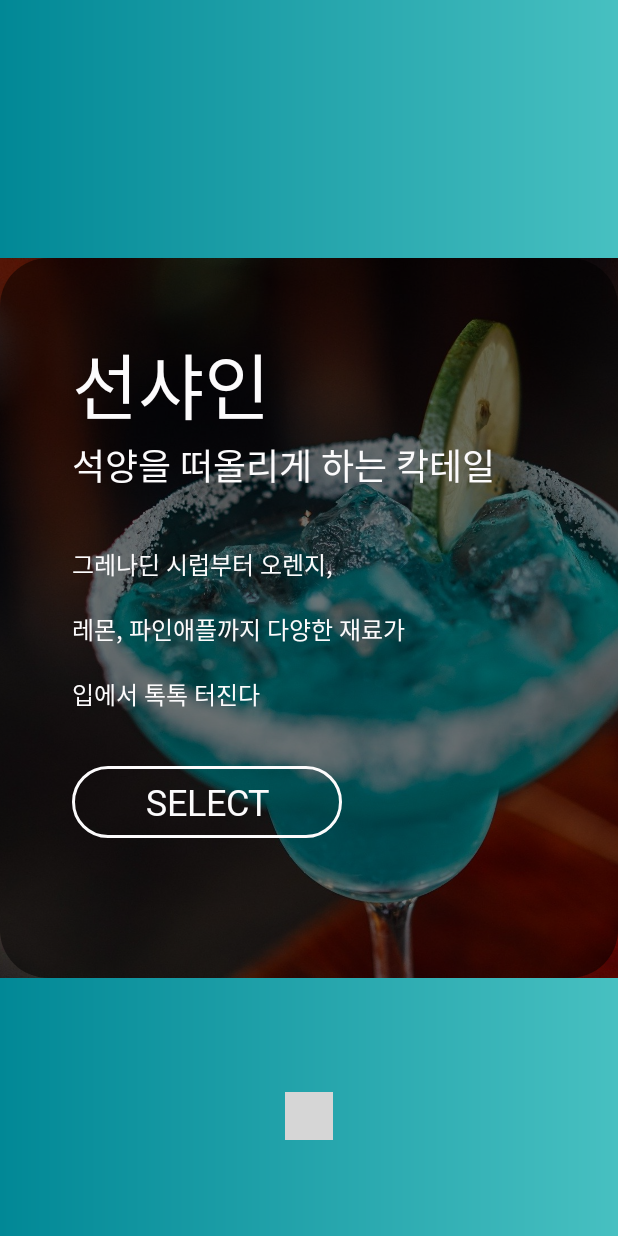
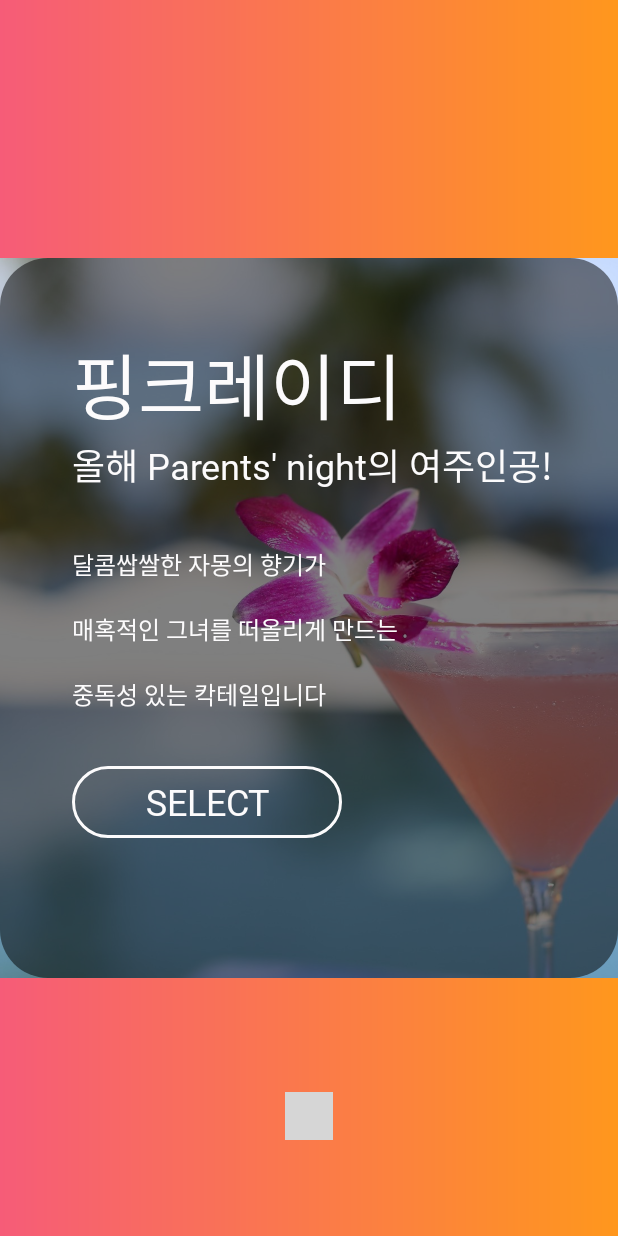
Before and after one commit to code-panic/Cocktail-Machine, an Android app: the screen it shows after launch (MainActivity), on a phone screen of 412 x 824 dp. Run offline under Robolectric (Android 15) with nearby library versions, the phone set to English and light mode, and no system bars; plain views replace PageIndicatorView; grey boxes are pictures that could not be loaded.

Commit message:
더미파일추가

```diff
--- a/CocktailMobileApp/app/src/main/java/com/example/administrator/cocktailmobileapp/SlideAdapter.java
+++ b/CocktailMobileApp/app/src/main/java/com/example/administrator/cocktailmobileapp/SlideAdapter.java
@@ -1,6 +1,5 @@
 package com.example.administrator.cocktailmobileapp;
 
-import android.graphics.drawable.GradientDrawable;
 import android.support.v4.app.Fragment;
 import android.support.v4.app.FragmentManager;
 import android.support.v4.app.FragmentPagerAdapter;
@@ -12,65 +11,82 @@ public class SlideAdapter extends FragmentPagerAdapter {
         super(fm);
     }
 
+    /*
+    *
+    * 칵테일이 무엇으로 만들어졌는지만 간략하게 3줄로 설명해주세요
+    *
+    * */
+
     @Override
     public Fragment getItem(int pos) {
         switch (pos) {
             case 0:
                 return SlideFragment.createSlideFragment(
-                        "선샤인",
-                        "석양을 떠올리게 하는 칵테일",
-                        "그레나딘 시럽부터 오렌지,\n" +
-                                "레몬, 파인애플까지 다양한 재료가\n" +
-                                "입에서 톡톡 터진다",
-                        R.drawable.image_sunshine,
-                        R.color.colorSunshineLight,
-                        R.color.colorSunshineDark,
+                        "핑크레이디",
+                        "올해 Parents' night의 여주인공!",
+                        "달콤쌉쌀한 자몽의 향기가\n" +
+                                "매혹적인 그녀를 떠올리게 만드는\n" +
+                                "중독성 있는 칵테일입니다",
+                        R.drawable.image_cocktail_pink,
+                        R.color.colorPink255,
+                        R.color.colorOrange255,
                         pos);
             case 1:
                 return SlideFragment.createSlideFragment(
-                        "모히또",
-                        "어니스트 헤밍웨이가 사랑한 칵테일",
-                        "쿠바에서 만들어진 칵테일로\n" +
-                                "달콤한 사이다와 상큼한 라임과 레몬의 배합이\n" +
-                                "청럄하고 산뜻한 맛을 선사한다",
-                        R.drawable.image_mojito,
-                        R.color.colorMojitoLight,
-                        R.color.colorMojitoDark,
+                        "선라이즈",
+                        "아아~ 이것이 청춘이다",
+                        "맨발로 석양 아래를 뛰어다니는\n" +
+                                "청춘만화의 주인공처럼 망고와 자몽으로 만든\n" +
+                                "맛나는 칵테일을 마셔보는 건 어때요?",
+                        R.drawable.image_cockail_orange,
+                        R.color.colorOrange255,
+                        R.color.colorYellow255,
                         pos);
 
             case 2:
                 return SlideFragment.createSlideFragment(
-                        "피나콜라다",
-                        "스페인어로 파인애플이 무성한 언덕",
-                        "파인애플과 콜라다믹스의\n" +
-                                "달달한 배합이 은은하게 입에\n" +
-                                "퍼지는 칵테일이다",
-                        R.drawable.image_pinacolada,
-                        R.color.colorPinacoladaLight,
-                        R.color.colorPinacoladaDark,
+                        "파인망고",
+                        "하와이 가면 이거 있을껄요?",
+                        "망고, 오렌지, 레몬으로\n" +
+                                "만든 칵테일로 하와이에서 휴가 보내는\n" +
+                                "기분을 느껴보는 건 어떨까요?",
+                        R.drawable.image_cocktail_yellow,
+                        R.color.colorYellow255,
+                        R.color.colorBlue255,
                         pos);
 
             case 3:
                 return SlideFragment.createSlideFragment(
-                        "선라이즈",
-                        "석양을 떠올리게 하는 칵테일",
-                        "그레나딘 시럽 위로\n" +
-                                "쌓여진 오렌지의 그라데이션을 보며\n" +
-                                "마실수록 다른 맛을 느낄 수 있다",
-                        R.drawable.image_sunrise,
-                        R.color.colorSunriseLight,
-                        R.color.colorSunriseDark,
+                        "푸른눈동자",
+                        "오늘 하루 장범준 flex~",
+                        "흔들리는 푸른눈동자 속에서\n" +
+                                "너의 블루레몬이 느껴진거야~\n" +
+                                "오버플로우 포장마차에서 칵테일 한 잔?",
+                        R.drawable.image_cocktail_blue,
+                        R.color.colorBlue255,
+                        R.color.colorPurple255,
                         pos);
             case 4:
                 return SlideFragment.createSlideFragment(
-                        "신데렐라",
-                        "일상을 동화처럼 바꾸는 칵테일",
-                        "레몬, 오렌지, 파인애플의\n" +
-                                "강렬한 조합이 입과 목구멍을\n" +
-                                "강타하는 강렬한 칵테일이다",
-                        R.drawable.image_cinderella,
-                        R.color.colorCinderellaLight,
-                        R.color.colorCinderellaDark,
+                        "아기상어",
+                        "아기상어~ 뚜뚜뚜뚜뚜",
+                        "자몽~ 뚜뚜뚜뚜뚜뚜\n" +
+                                "블루레몬~ 뚜뚜뚜뚜뚜뚜\n" +
+                                "맛있어 ~ 뚜뚜뚜뚜뚜뚜",
+                        R.drawable.image_cocktail_purple,
+                        R.color.colorPurple255,
+                        R.color.colorGray255,
+                        pos);
+            case 5:
+                return SlideFragment.createSlideFragment(
+                        "오버플로우",
+                        "OVERFLOW의 야심작!!!",
+                        "오버플로우 부원들이\n" +
+                                "특별히 엄선한 칵테일이죠\n" +
+                                "혀 버려도 책임 안 집니다ㅋㅋㅋ",
+                        R.drawable.image_cocktail_black,
+                        R.color.colorGray255,
+                        R.color.colorBlack255,
                         pos);
         }
 
@@ -79,6 +95,6 @@ public class SlideAdapter extends FragmentPagerAdapter {
 
     @Override
     public int getCount() {
-        return 5;
+        return 6;
     }
 }
--- a/CocktailMobileApp/app/src/main/java/com/example/administrator/cocktailmobileapp/SlideFragment.java
+++ b/CocktailMobileApp/app/src/main/java/com/example/administrator/cocktailmobileapp/SlideFragment.java
@@ -61,7 +61,7 @@ public class SlideFragment extends Fragment {
         mDesciption.setText(bundle.getString("description"));
         mCardImage.setImageDrawable(getRoundedBitmap(bundle.getInt("imageID")));
 
-        GradientDrawable gradientDrawable = new GradientDrawable(GradientDrawable.Orientation.RIGHT_LEFT, new int[] {getResources().getColor(bundle.getInt("gradientStartColor")), getResources().getColor(bundle.getInt("gradientEndColor"))});
+        GradientDrawable gradientDrawable = new GradientDrawable(GradientDrawable.Orientation.LEFT_RIGHT, new int[] {getResources().getColor(bundle.getInt("gradientStartColor")), getResources().getColor(bundle.getInt("gradientEndColor"))});
         gradientDrawable.setCornerRadius(0f);
         mBackground.setBackgroundDrawable(gradientDrawable);
 
--- /dev/null
+++ b/CocktailMobileApp/app/src/main/res/drawable/text_button_select.xml
@@ -0,0 +1,8 @@
+<?xml version="1.0" encoding="utf-8"?>
+<selector xmlns:android="http://schemas.android.com/apk/res/android">
+    <item android:state_pressed="false"
+        android:color="@color/colorWhite"/>
+
+    <item android:state_pressed="true"
+        android:color="@color/colorBlack255"/>
+</selector>
--- a/CocktailMobileApp/app/src/main/res/layout/dialog_check.xml
+++ b/CocktailMobileApp/app/src/main/res/layout/dialog_check.xml
@@ -10,8 +10,7 @@
     <TextView
         android:id="@+id/text"
         android:layout_width="match_parent"
-        android:layout_height="wrap_content"
-        android:layout_marginBottom="8dp"
+        android:layout_height="72dp"
         android:fontFamily="@font/spoqa_regular"
         android:text="모히또 칵테일을 만들까요?"
         android:gravity="center"
@@ -36,7 +35,7 @@
 
         <View
             android:layout_width="2dp"
-            android:layout_height="18dp"
+            android:layout_height="24dp"
             android:layout_gravity="center"
             android:background="@color/colorBlack144" />
 
--- a/CocktailMobileApp/app/src/main/res/layout/fragment_slideview.xml
+++ b/CocktailMobileApp/app/src/main/res/layout/fragment_slideview.xml
@@ -27,7 +27,7 @@
             android:layout_width="720dp"
             android:layout_height="match_parent"
             android:scaleType="centerCrop"
-            android:src="@drawable/image_mojito" />
+            android:src="@drawable/image_cocktail_pink" />
 
         <View
             android:layout_width="match_parent"
@@ -54,6 +54,7 @@
                 android:id="@+id/title"
                 android:layout_width="wrap_content"
                 android:layout_height="wrap_content"
+                android:layout_marginBottom="36dp"
                 android:fontFamily="@font/spoqa_regular"
                 android:text="쿠바의 작가가 사랑한 칵테일"
                 android:textColor="@color/colorWhite"
@@ -63,7 +64,7 @@
                 android:id="@+id/description"
                 android:layout_width="wrap_content"
                 android:layout_height="wrap_content"
-                android:layout_marginTop="36dp"
+                android:layout_marginBottom="36dp"
                 android:fontFamily="@font/spoqa_light"
                 android:lineSpacingMultiplier="1.8"
                 android:text="@string/dummy_description"
@@ -74,11 +75,10 @@
                 android:id="@+id/button"
                 android:layout_width="180dp"
                 android:layout_height="48dp"
-                android:layout_marginTop="36dp"
                 android:background="@drawable/background_button_select"
                 android:fontFamily="@font/spoqa_regular"
                 android:text="@string/button_text"
-                android:textColor="@color/colorWhite"
+                android:textColor="@drawable/text_button_select"
                 android:textSize="@dimen/button_text_size" />
         </LinearLayout>
     </RelativeLayout>
--- a/CocktailMobileApp/app/src/main/res/values/colors.xml
+++ b/CocktailMobileApp/app/src/main/res/values/colors.xml
@@ -8,22 +8,25 @@
 
     <color name="colorWhite">#fcfbfc</color>
 
+    <color name="colorPink255">#f65c78</color>
+    <color name="colorPink144">#80f65c78</color>
+
+    <color name="colorOrange255">#ff971d</color>
+    <color name="colorOrange144">#80ff971d</color>
+
+    <color name="colorYellow255">#ffd800</color>
+    <color name="colorYellow144">#80ffd800</color>
+
+    <color name="colorBlue255">#617be3</color>
+    <color name="colorBlue144">#80617be3</color>
+
+    <color name="colorPurple255">#ad62aa</color>
+    <color name="colorPurple144">#80ad62aa</color>
+
+    <color name="colorGray255">#52616b</color>
+    <color name="colorGray144">#8052616b</color>
+
     <color name="colorBlack255">#393E46</color>
     <color name="colorBlack144">#80393E46</color>
     <color name="colorBlack72">#40393E46</color>
-
-    <color name="colorSunshineLight">#47C0C1</color>
-    <color name="colorSunshineDark">#018896</color>
-
-    <color name="colorMojitoLight">#E7E8BC</color>
-    <color name="colorMojitoDark">#D7DC85</color>
-
-    <color name="colorPinacoladaLight">#EFD2B4</color>
-    <color name="colorPinacoladaDark">#C18E33</color>
-
-    <color name="colorSunriseLight">#feca05</color>
-    <color name="colorSunriseDark">#fa5a06</color>
-
-    <color name="colorCinderellaLight">#B68403</color>
-    <color name="colorCinderellaDark">#780212</color>
 </resources>
```
Also changed, not shown: CocktailMobileApp/app/src/main/java/com/example/administrator/cocktailmobileapp/CustomDialog.java (+7 -7 lines), CocktailMobileApp/app/src/main/res/drawable/image_cinderella.jpg (deleted), CocktailMobileApp/app/src/main/res/drawable/image_cockail_orange.jpg (added), CocktailMobileApp/app/src/main/res/drawable/image_cocktail_black.jpg (added), CocktailMobileApp/app/src/main/res/drawable/image_cocktail_blue.jpg (renamed from CocktailMobileApp/app/src/main/res/drawable/image_sunshine.jpg), CocktailMobileApp/app/src/main/res/drawable/image_cocktail_pink.jpg (added), CocktailMobileApp/app/src/main/res/drawable/image_cocktail_purple.jpg (added), CocktailMobileApp/app/src/main/res/drawable/image_cocktail_yellow.jpg (renamed from CocktailMobileApp/app/src/main/res/drawable/image_pinacolada.jpg), CocktailMobileApp/app/src/main/res/drawable/image_mojito.jpg (deleted), CocktailMobileApp/app/src/main/res/drawable/image_sunrise.jpg (deleted).
